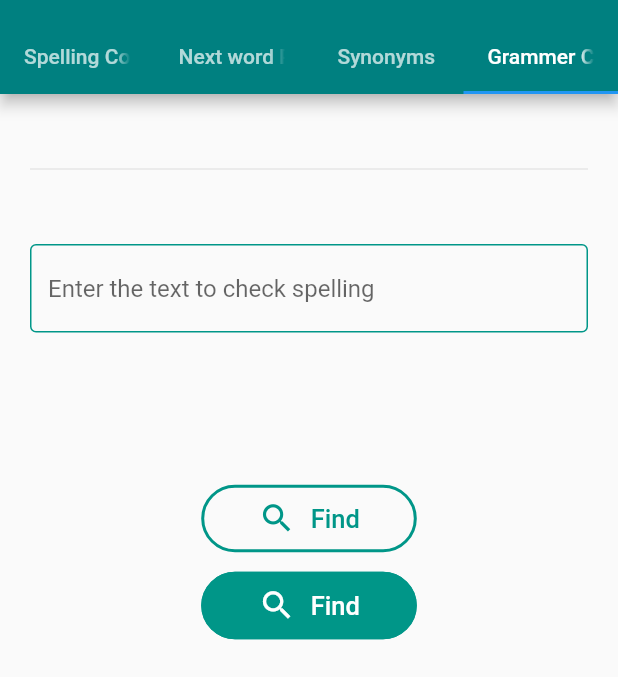
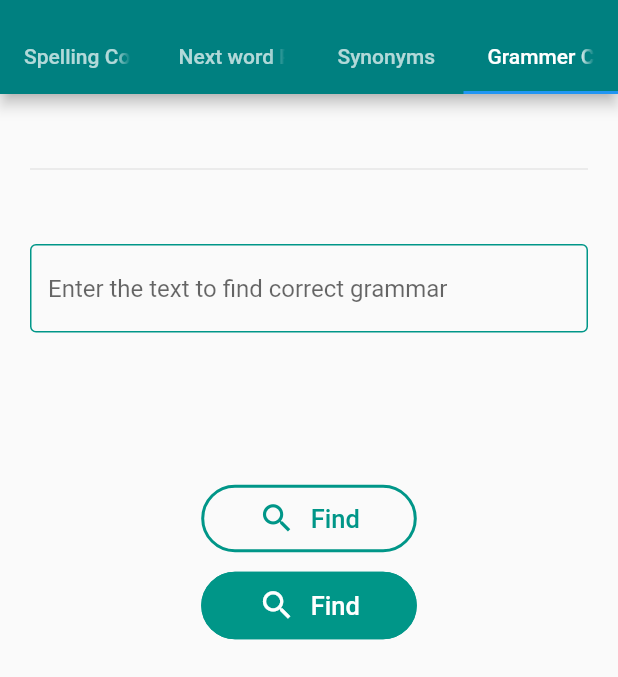
Before and after one commit to Hari25483/Writing-Assistant-Tamil, a Flutter app: the screen it shows after launch, tab 4 chosen, on a phone screen of 412 x 824 dp, the part 62-739 px from its top. Run offline on Flutter 3.47's test engine with Material 2 defaults, Android fonts, the phone set to English and light mode, and no system bars; our stand-ins replace animated_text_kit; Roboto replaces fonts that are missing (Poppins).

Commit message:
Update grammar.dart

```diff
--- a/grammerly_tamil2/lib/tabs/grammar.dart
+++ b/grammerly_tamil2/lib/tabs/grammar.dart
@@ -41,7 +41,7 @@ class _grammarState extends State<grammar> {
                   focusedBorder: OutlineInputBorder(
                     borderSide: BorderSide(color: Colors.teal, width: 2.0),
                   ),
-                  hintText: 'Enter the text to check spelling'),
+                  hintText: 'Enter the text to find correct grammar'),
             ),
             const SizedBox(
               height: 100,
```
